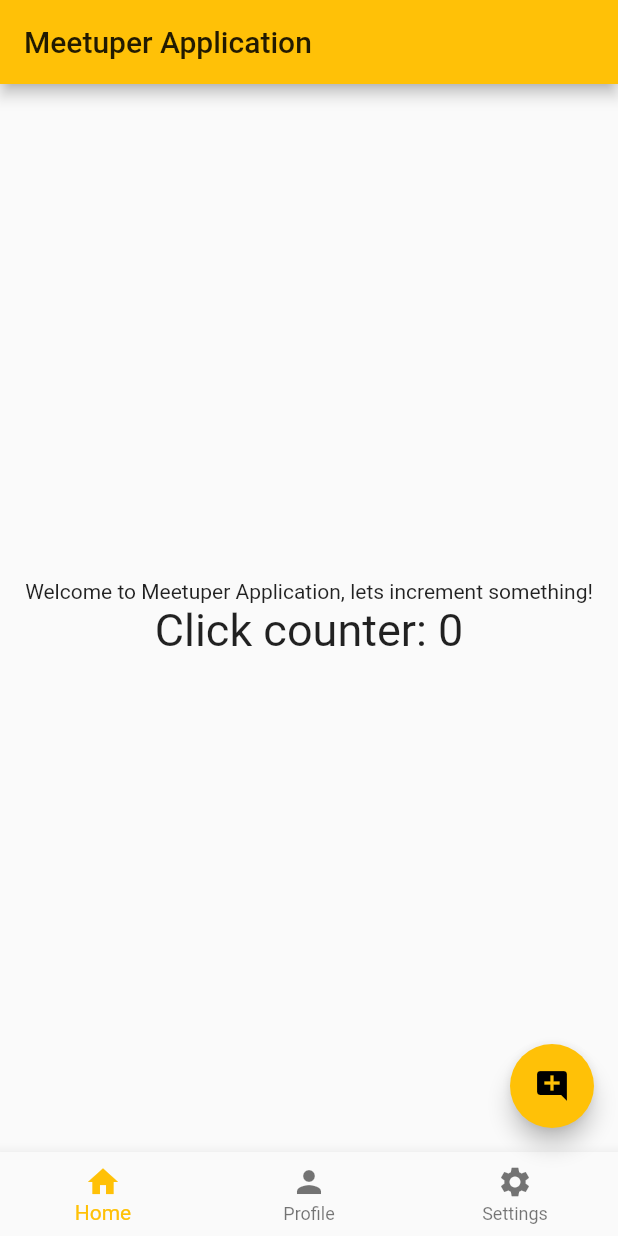
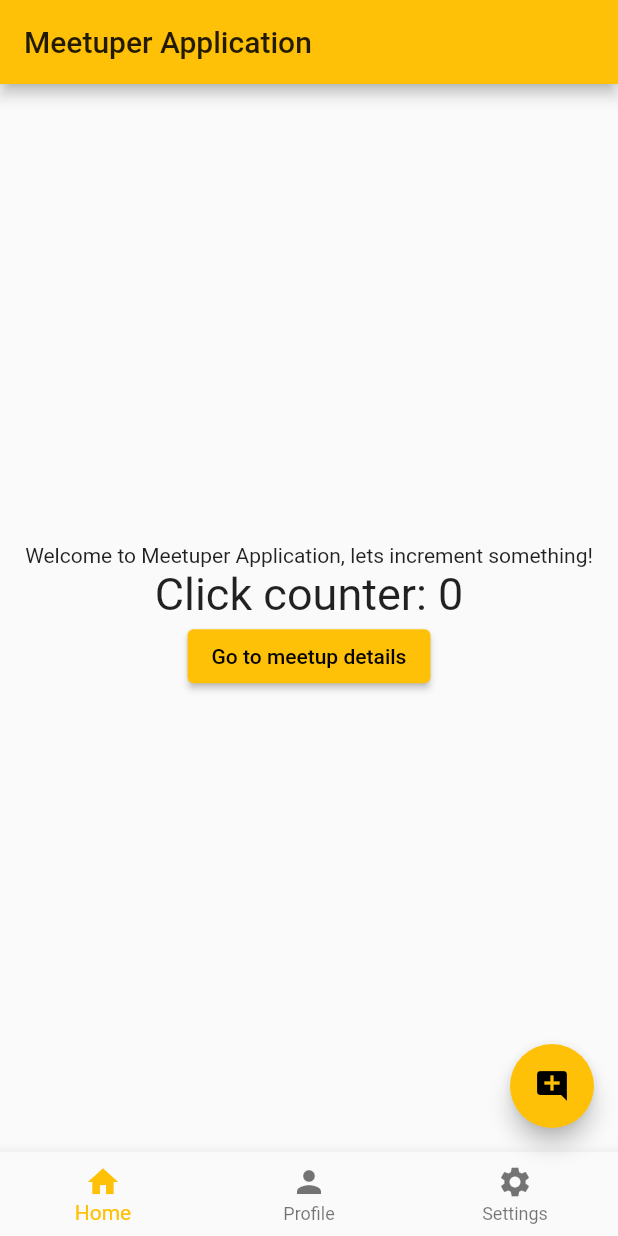
Before and after one commit to dezzfafara/flutter-meetuper, a Flutter app: the screen it shows after launch, on a phone screen of 412 x 824 dp. Run offline on Flutter 3.47's test engine with Material 2 defaults, Android fonts, the phone set to English and light mode, and no system bars.

Commit message:
BottomNavigation to separate class

```diff
--- a/lib/main.dart
+++ b/lib/main.dart
@@ -1,5 +1,6 @@
 import 'package:flutter/material.dart';
 import 'package:flutter_meetuper/src/screens/counter_home_screen.dart';
+import 'package:flutter_meetuper/src/screens/meetup_detail_screen.dart';
 
 void main() => runApp(MeetuperApp());
 
@@ -9,7 +10,9 @@ class MeetuperApp extends StatelessWidget {
   @override
   Widget build(BuildContext context) {
     return MaterialApp(
-        theme: ThemeData(primarySwatch: Colors.amber),
-        home: CounterHomeScreen(_title));
+      theme: ThemeData(primarySwatch: Colors.amber),
+      home: CounterHomeScreen(_title),
+      routes: {MeetupDetailScreen.route: (context) => MeetupDetailScreen()},
+    );
   }
 }
--- a/lib/src/screens/counter_home_screen.dart
+++ b/lib/src/screens/counter_home_screen.dart
@@ -1,4 +1,5 @@
 import 'package:flutter/material.dart';
+import 'package:flutter_meetuper/src/widgets/bootom_navigation.dart';
 
 class CounterHomeScreen extends StatefulWidget {
   final String _title;
@@ -29,11 +30,15 @@ class _CounterHomeScreenState extends State<CounterHomeScreen> {
               'Click counter: $_counter',
               textDirection: TextDirection.ltr,
               style: TextStyle(fontSize: 30.0),
+            ),
+            ElevatedButton(
+              child: Text('Go to meetup details'),
+              onPressed: () => Navigator.pushNamed(context, '/meetupDetails'),
             )
           ],
         ),
       ),
-      bottomNavigationBar: _BottomNavigation(),
+      bottomNavigationBar: BottomNavigation(),
       floatingActionButton: FloatingActionButton(
         onPressed: _increment,
         tooltip: 'Press here to increment...',
@@ -43,24 +48,3 @@ class _CounterHomeScreenState extends State<CounterHomeScreen> {
     );
   }
 }
-
-class _BottomNavigation extends StatefulWidget {
-  @override
-  _BottomNavigationState createState() => _BottomNavigationState();
-}
-
-class _BottomNavigationState extends State<_BottomNavigation> {
-  int _currentIndex = 0;
-
-  @override
-  Widget build(BuildContext context) {
-    return BottomNavigationBar(
-        currentIndex: _currentIndex,
-        onTap: (int index) => setState(() => _currentIndex = index),
-        items: [
-          BottomNavigationBarItem(icon: Icon(Icons.home), label: 'Home'),
-          BottomNavigationBarItem(icon: Icon(Icons.person), label: 'Profile'),
-          BottomNavigationBarItem(icon: Icon(Icons.settings), label: 'Settings')
-        ]);
-  }
-}
--- /dev/null
+++ b/lib/src/screens/meetup_detail_screen.dart
@@ -0,0 +1,17 @@
+import 'package:flutter/material.dart';
+import 'package:flutter_meetuper/src/widgets/bootom_navigation.dart';
+
+class MeetupDetailScreen extends StatelessWidget {
+  static final String route = '/meetupDetails';
+
+  @override
+  Widget build(BuildContext context) {
+    return Scaffold(
+      body: Text('It is meetup details screen...'),
+      appBar: AppBar(
+        title: Text('Meetup details...'),
+      ),
+      bottomNavigationBar: BottomNavigation(),
+    );
+  }
+}
--- /dev/null
+++ b/lib/src/widgets/bootom_navigation.dart
@@ -0,0 +1,22 @@
+import 'package:flutter/material.dart';
+
+class BottomNavigation extends StatefulWidget {
+  @override
+  _BottomNavigationState createState() => _BottomNavigationState();
+}
+
+class _BottomNavigationState extends State<BottomNavigation> {
+  int _currentIndex = 0;
+
+  @override
+  Widget build(BuildContext context) {
+    return BottomNavigationBar(
+        currentIndex: _currentIndex,
+        onTap: (int index) => setState(() => _currentIndex = index),
+        items: [
+          BottomNavigationBarItem(icon: Icon(Icons.home), label: 'Home'),
+          BottomNavigationBarItem(icon: Icon(Icons.person), label: 'Profile'),
+          BottomNavigationBarItem(icon: Icon(Icons.settings), label: 'Settings')
+        ]);
+  }
+}
```
